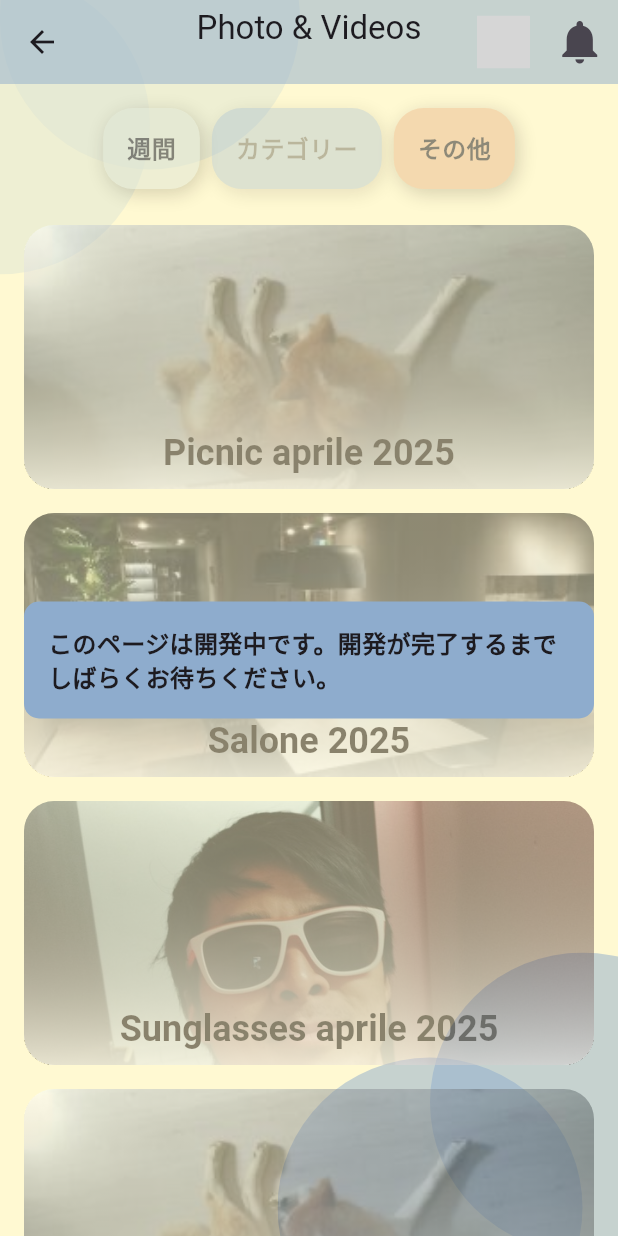
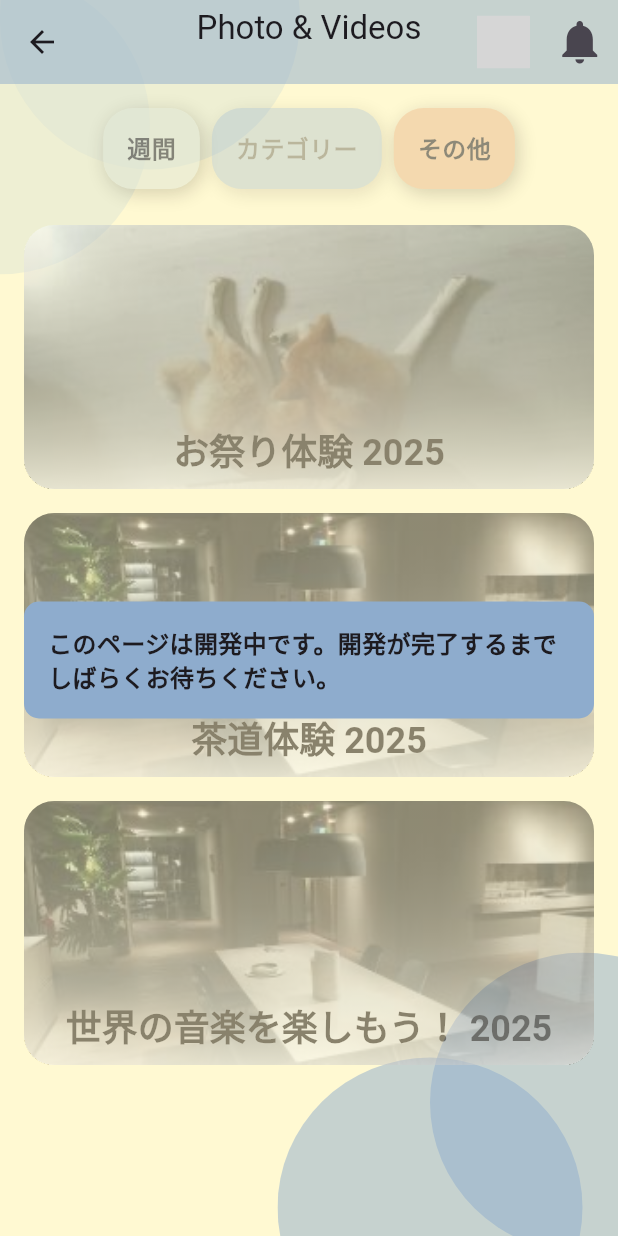
Before and after one commit to yuji-luigi/migla_flutter_mobile, a Flutter app: the PhotoVideosTopScreen screen opened directly, on a phone screen of 412 x 824 dp. Run offline on Flutter 3.47's test engine with Material 3 defaults, Android fonts, the phone set to English and light mode, and no system bars; our stand-ins replace firebase_core, firebase_messaging, flutter_secure_storage, flutter_svg, graphql, graphql_flutter and 2 more; missing offline and left inert: dart:ffi, flutter_pdfview; accounts and stored records are empty; network calls fail; project files that could hold a hidden picture were left out; grey boxes are pictures that could not be loaded.

Commit message:
refactor: clean up code and improve functionality across multiple files
- Removed unused code and commented-out sections in various files for better readability and maintainability.
- Simplified the FcmTokenClient implementation by streamlining the create method and removing unnecessary API calls.
- Updated the ReportSumModel to eliminate debugging statements.
- Enhanced the DashboardHomeScreen and related components by removing unused GraphQL client references and improving state management.
- Improved the TileLikeButton to include a badge feature for better user interaction.
- Adjusted localization strings in the GallerySectionPhotoVideoTop for better clarity and relevance.

```diff
--- a/lib/src/models/api/report/report_sum_model.dart
+++ b/lib/src/models/api/report/report_sum_model.dart
@@ -39,7 +39,6 @@ class ReportSumModel extends ApiModel {
 
   factory ReportSumModel.fromJson(Map<String, dynamic> json) {
     try {
-      inspect(json);
       bool isRead = json['readRecords']['docs'].length > 0;
       return ReportSumModel(
         id: json['id'],
--- a/lib/src/screens/auth/login/login_form.dart
+++ b/lib/src/screens/auth/login/login_form.dart
@@ -40,7 +40,6 @@ class _LoginFormState extends State<LoginForm> {
   final ApiClientImpl _apiClient = ApiClientImpl();
   @override
   void initState() {
-    // TODO: implement initState
     super.initState();
     WidgetsBinding.instance.addPostFrameCallback((_) async {
       await Storage.removeUserId();
--- a/lib/src/views/photo_video_top/gallery_section_photo_video_top.dart
+++ b/lib/src/views/photo_video_top/gallery_section_photo_video_top.dart
@@ -11,39 +11,28 @@ class GallerySectionPhotoVideoTop extends StatelessWidget {
     List<Map<String, dynamic>> galleryList = [
       {
         "image": "assets/images/mock_images/kyubi.jpeg",
-        "title": "Picnic aprile 2025",
+        "title": "お祭り体験 2025",
         "date": "2025-04-01",
         "category": "week",
       },
       {
         "image": "assets/images/mock_images/salone.jpeg",
-        "title": "Salone 2025",
+        "title": "茶道体験 2025",
         "date": "2025-04-18",
         "category": "category",
       },
-      {
-        "image": "assets/images/mock_images/me_sunglasses.jpeg",
-        "title": "Sunglasses aprile 2025",
-        "date": "2025-04-01",
-        "category": "other",
-      },
-      {
-        "image": "assets/images/mock_images/kyubi.jpeg",
-        "title": "Picnic aprile 2025",
-        "date": "2025-04-21",
-        "category": "week",
-      },
+      // {
+      //   "image": "assets/images/mock_images/me_sunglasses.jpeg",
+      //   "title": "Sunglasses aprile 2025",
+      //   "date": "2025-04-01",
+      //   "category": "other",
+      // },
+
       {
         "image": "assets/images/mock_images/salone.jpeg",
-        "title": "Salone 2025",
+        "title": "世界の音楽を楽しもう！ 2025",
         "date": "2025-04-28",
         "category": "category",
-      },
-      {
-        "image": "assets/images/mock_images/me_sunglasses.jpeg",
-        "title": "Sunglasses aprile 2025",
-        "date": "2025-04-28",
-        "category": "other",
       },
     ];
 
--- a/lib/src/widgets/buttons/tile_like_button/tile_like_button_home.dart
+++ b/lib/src/widgets/buttons/tile_like_button/tile_like_button_home.dart
@@ -17,6 +17,7 @@ class TileLikeButtonHome extends TileLikeButton {
     super.withShadow = true,
     this.disabled = false,
     this.endIconColor,
+    super.badgeText,
     Widget? endIcon, // 👈 Allow null initially
   }) : super(
           endIcon: endIcon ??
--- a/lib/src/widgets/scaffold/dashboard_home_scaffold.dart
+++ b/lib/src/widgets/scaffold/dashboard_home_scaffold.dart
@@ -49,9 +49,7 @@ class _DashboardScaffoldState extends State<DashboardHomeScaffold> {
     return Scaffold(
       extendBodyBehindAppBar: true,
       drawer: const DashboardLeftDrawer(),
-
       backgroundColor: bgColorSecondary,
-      // body: body
       body: CustomScrollView(
         slivers: [
           // ✅ Parallax Effect (SliverAppBar acts like topSection)
@@ -67,7 +65,7 @@ class _DashboardScaffoldState extends State<DashboardHomeScaffold> {
                 ),
               );
             }),
-            actions: [],
+            actions: [NotificationAppbarActionButton()],
             backgroundColor: Colors.transparent,
             expandedHeight: _topSectionHeight + 30, // Adjust height as needed
             floating: false,
```
Also changed, not shown: lib/src/models/internal/fcm_token_client.dart (+5 -55 lines), lib/src/screens/dashboard/home/dashboard_home_screen.dart (+1 -10 lines), lib/src/views/dashboard_home/top_section/dashboard_home_top_section.dart (+0 -9 lines), lib/src/widgets/buttons/tile_like_button/tile_like_button.dart (+13 -1 lines).
